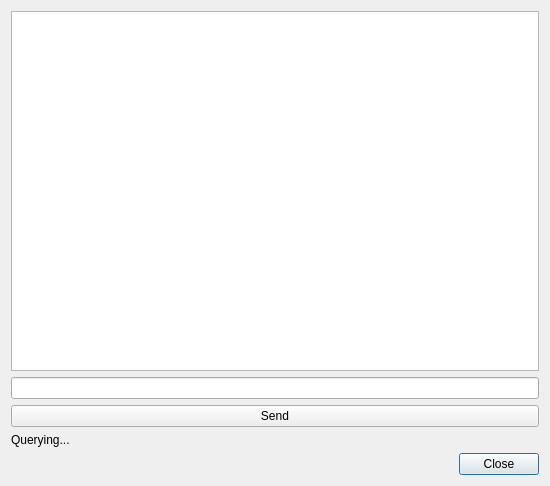
ShuminWang2319/BLECentral, file Myservice.ui: the form before one commit.
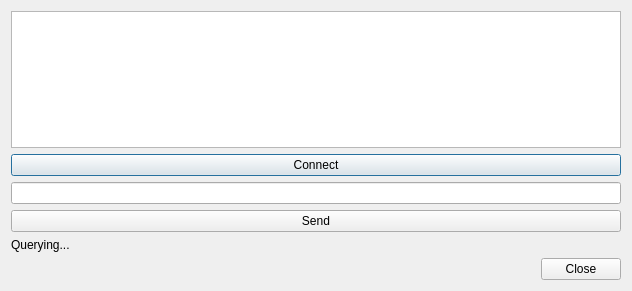
The form after the commit.

Commit message: Switch to model-view architecture for sevice dialog.

Diff of the .ui file:
```diff
--- a/Myservice.ui
+++ b/Myservice.ui
@@ -6,8 +6,8 @@
    <rect>
     <x>0</x>
     <y>0</y>
-    <width>550</width>
-    <height>486</height>
+    <width>632</width>
+    <height>291</height>
    </rect>
   </property>
   <property name="windowTitle">
@@ -15,7 +15,14 @@
   </property>
   <layout class="QVBoxLayout" name="verticalLayout">
    <item>
-    <widget class="QListWidget" name="list"/>
+    <widget class="QListView" name="servicelistView"/>
+   </item>
+   <item>
+    <widget class="QPushButton" name="connect">
+     <property name="text">
+      <string>Connect</string>
+     </property>
+    </widget>
    </item>
    <item>
     <widget class="QLineEdit" name="lineEdit"/>
```
The commit also changes 2 other files.
